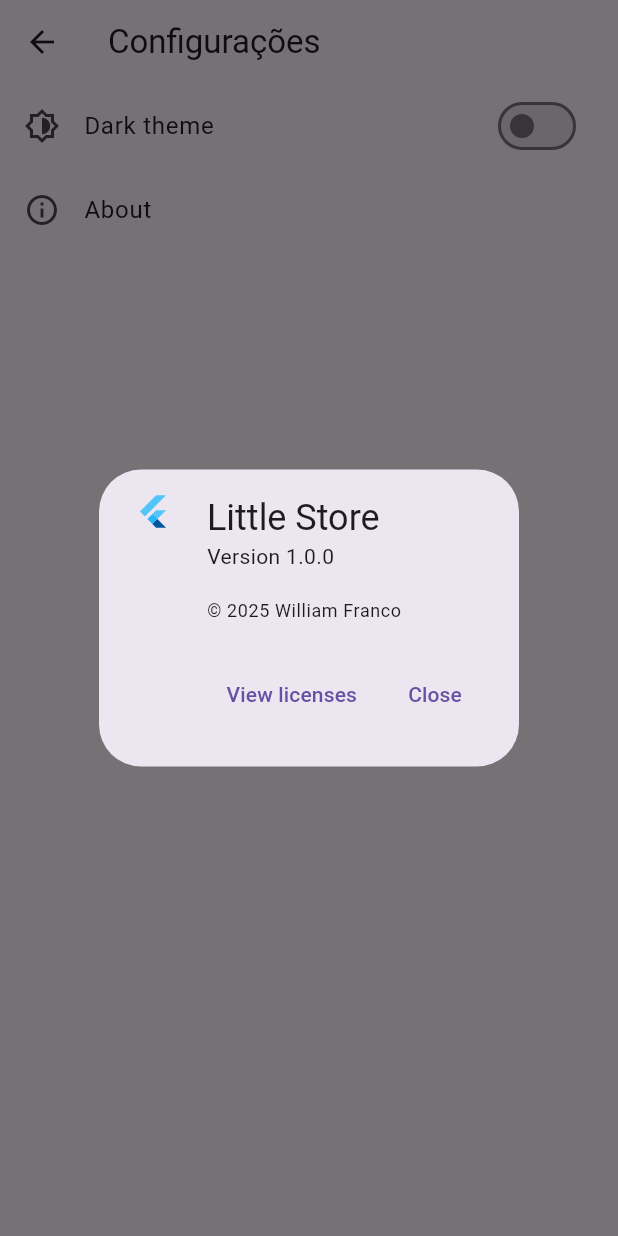
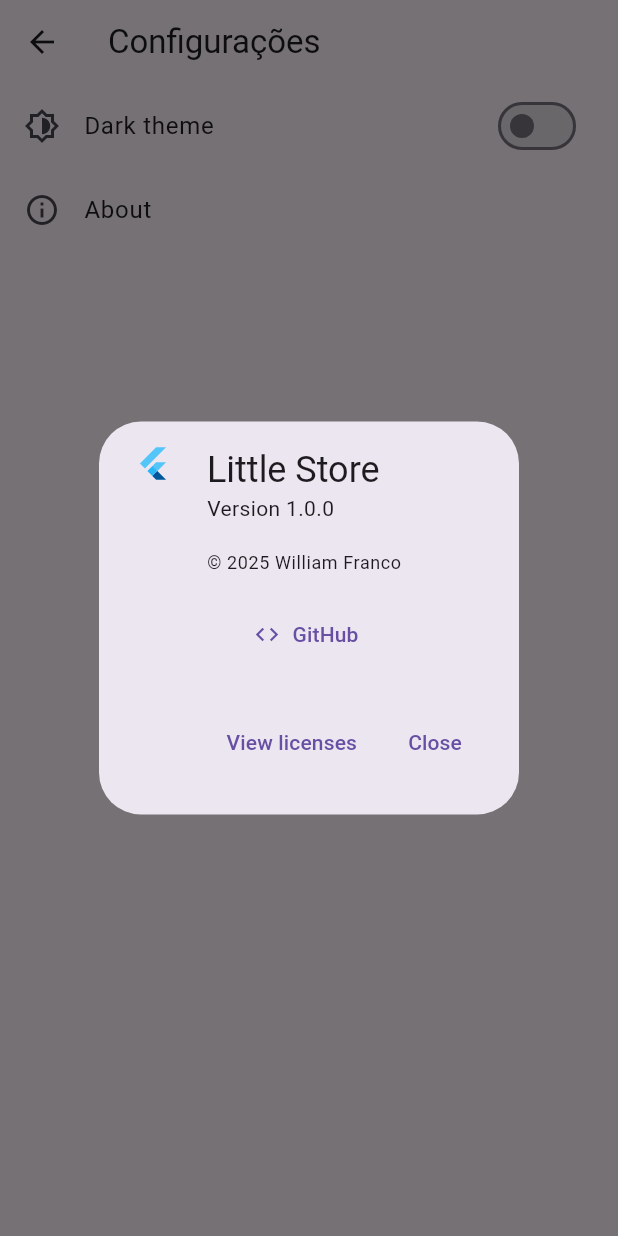
Before and after one commit to william-franco/little-store, a Flutter app: the SettingView screen opened by its route, after a tap on "About", on a phone screen of 412 x 824 dp. Run offline on Flutter 3.47's test engine with Material 3 defaults, Android fonts, the phone set to English and light mode, and no system bars; our stand-ins replace connectivity_plus, dio, get_it, go_router, shared_preferences; accounts and stored records are empty.

Commit message:
:sparkles: Added url_launcher and a GitHub button to the About dialog.

```diff
--- a/little-store-app/lib/src/features/settings/views/setting_view.dart
+++ b/little-store-app/lib/src/features/settings/views/setting_view.dart
@@ -1,4 +1,5 @@
 import 'package:flutter/material.dart';
+import 'package:url_launcher/url_launcher.dart';
 import 'package:go_router/go_router.dart';
 import 'package:little_store_app/src/common/state_management/state_management.dart';
 import 'package:little_store_app/src/features/settings/models/setting_model.dart';
@@ -16,6 +17,19 @@ class SettingView extends StatelessWidget {
       applicationName: 'Little Store',
       applicationVersion: 'Version 1.0.0',
       applicationLegalese: '\u{a9} 2025 William Franco',
+      children: <Widget>[
+        const SizedBox(height: 16),
+        TextButton.icon(
+          icon: const Icon(Icons.code),
+          label: const Text('GitHub'),
+          onPressed: () {
+            launchUrl(
+              Uri.parse('https://github.com/william-franco'),
+              mode: LaunchMode.externalApplication,
+            );
+          },
+        ),
+      ],
     );
   }
 
--- a/little-store-app/pubspec.yaml
+++ b/little-store-app/pubspec.yaml
@@ -17,6 +17,7 @@ dependencies:
   get_it: ^9.3.0
   go_router: ^18.0.2
   shared_preferences: ^2.5.6
+  url_launcher: ^6.3.3
 
 dev_dependencies:
   flutter_test:
```
Also changed, not shown: little-store-app/pubspec.lock.
